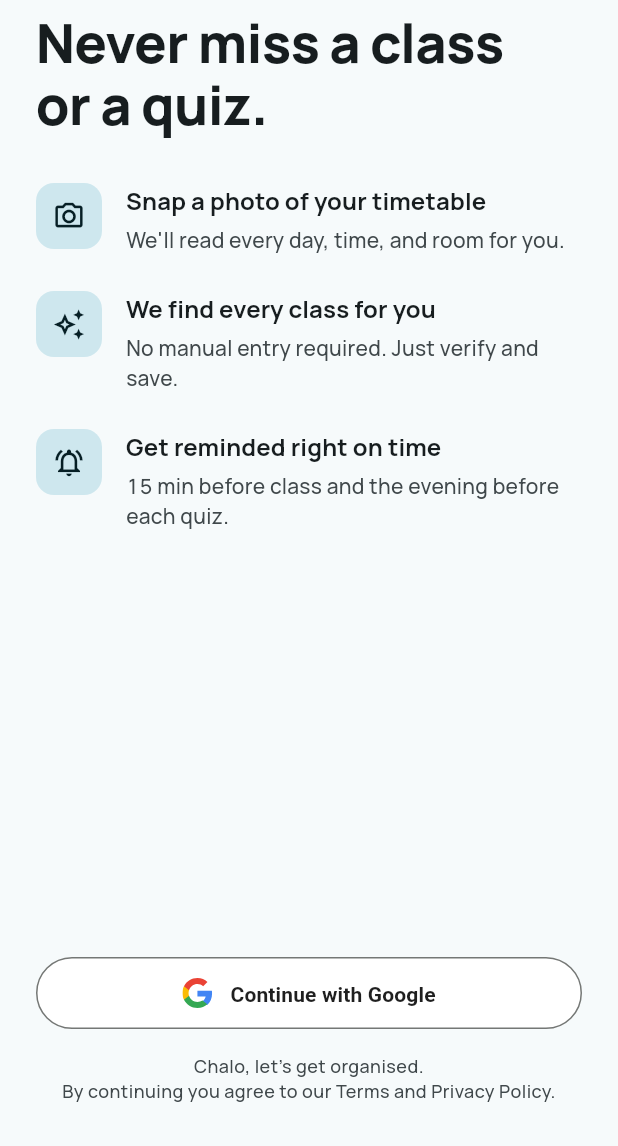
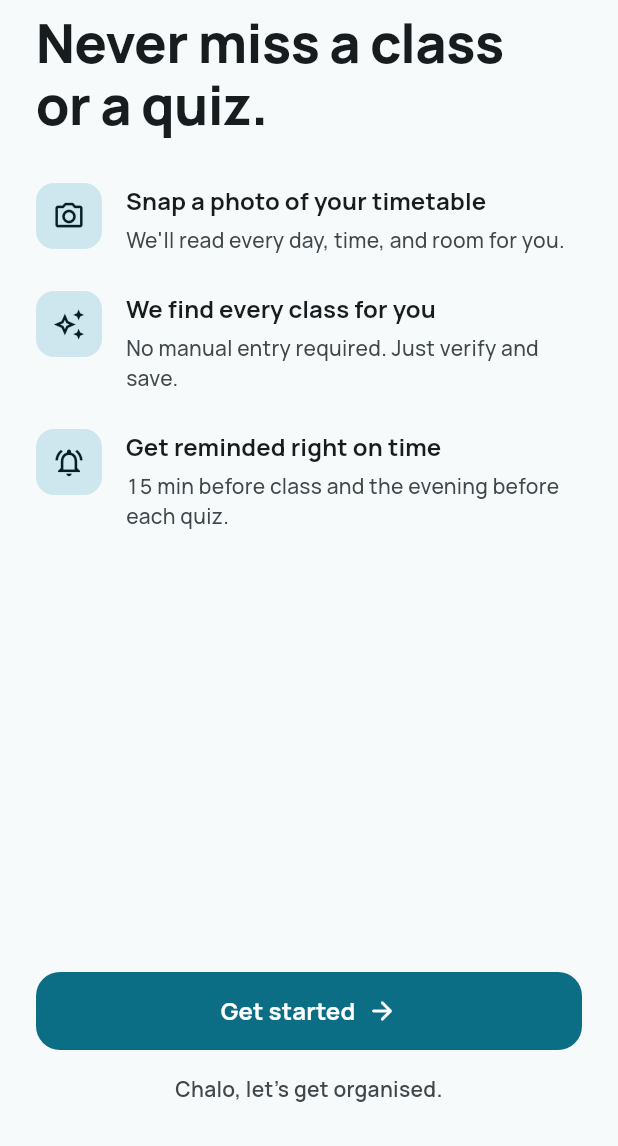
Before and after one commit to ziku16/Next-Class, a Flutter app: the WelcomeScreen screen opened directly, on a phone screen of 412 x 824 dp, the part 90-1236 px from its top. Run offline on Flutter 3.47's test engine with Material 3 defaults, Android fonts, the phone set to English and light mode, and no system bars; our stand-ins replace connectivity_plus, flutter_local_notifications, flutter_svg, google_fonts, image_picker, sqflite and 1 more; accounts and stored records are empty.

Commit message:
feat(onboarding): remove login and signup in favor of direct Get Started entry

```diff
--- a/lib/ui/onboarding/welcome_screen.dart
+++ b/lib/ui/onboarding/welcome_screen.dart
@@ -1,57 +1,27 @@
 import 'package:flutter/material.dart';
-import '../shared/google_button.dart';
-import '../shared/nc_banner.dart';
-import '../shared/undo_snackbar.dart';
 import 'notification_explainer_screen.dart';
 
-/// Welcome onboarding screen presenting value proposition and Google authentication.
-class WelcomeScreen extends StatefulWidget {
-  final VoidCallback? onSignInSuccess;
+/// Welcome onboarding screen presenting value proposition and direct "Get started" entry.
+/// No login or signup required — users start immediately.
+class WelcomeScreen extends StatelessWidget {
+  final VoidCallback? onGetStarted;
+  final VoidCallback? onSignInSuccess; // Alias for backward compatibility
   final bool simulateCancel;
   final bool simulateOffline;
 
   const WelcomeScreen({
     super.key,
+    this.onGetStarted,
     this.onSignInSuccess,
     this.simulateCancel = false,
     this.simulateOffline = false,
   });
 
-  @override
-  State<WelcomeScreen> createState() => _WelcomeScreenState();
-}
-
-class _WelcomeScreenState extends State<WelcomeScreen> {
-  bool _isLoading = false;
-  String? _errorMessage;
-
-  Future<void> _handleGoogleSignIn() async {
-    setState(() {
-      _isLoading = true;
-      _errorMessage = null;
-    });
-
-    // Simulate authentication delay
-    await Future.delayed(const Duration(milliseconds: 600));
-
-    if (!mounted) return;
-
-    setState(() {
-      _isLoading = false;
-    });
-
-    if (widget.simulateCancel) {
-      _showCancelledMessage();
-      return;
-    }
-
-    if (widget.simulateOffline) {
-      _showOfflineError();
-      return;
-    }
-
-    if (widget.onSignInSuccess != null) {
-      widget.onSignInSuccess!();
+  void _handleGetStarted(BuildContext context) {
+    if (onGetStarted != null) {
+      onGetStarted!();
+    } else if (onSignInSuccess != null) {
+      onSignInSuccess!();
     } else {
       Navigator.of(context).push(
         MaterialPageRoute(
@@ -59,19 +29,6 @@ class _WelcomeScreenState extends State<WelcomeScreen> {
         ),
       );
     }
-  }
-
-  void _showCancelledMessage() {
-    UndoSnackBar.showMessage(
-      context,
-      message: 'Sign-in cancelled. Tap the button to try again.',
-    );
-  }
-
-  void _showOfflineError() {
-    setState(() {
-      _errorMessage = "Couldn't sign you in. Check your internet and try again.";
-    });
   }
 
   @override
@@ -133,33 +90,50 @@ class _WelcomeScreenState extends State<WelcomeScreen> {
                       ),
 
                       const Spacer(),
-                      const SizedBox(height: 16),
+                      const SizedBox(height: 24),
 
-                      // Optional error banner
-                      if (_errorMessage != null) ...[
-                        NcBanner(
-                          kind: NcBannerKind.error,
-                          message: _errorMessage!,
-                          onDismiss: () => setState(() => _errorMessage = null),
+                      // Direct "Get started" Action Button (No login/signup required)
+                      SizedBox(
+                        width: double.infinity,
+                        height: 52,
+                        child: FilledButton(
+                          key: const Key('get_started_button'),
+                          onPressed: () => _handleGetStarted(context),
+                          style: FilledButton.styleFrom(
+                            shape: RoundedRectangleBorder(
+                              borderRadius: BorderRadius.circular(16),
+                            ),
+                          ),
+                          child: Row(
+                            mainAxisAlignment: MainAxisAlignment.center,
+                            children: [
+                              Text(
+                                'Get started',
+                                style: theme.textTheme.titleMedium?.copyWith(
+                                  color: theme.colorScheme.onPrimary,
+                                  fontWeight: FontWeight.w700,
+                                ),
+                              ),
+                              const SizedBox(width: 8),
+                              Icon(
+                                Icons.arrow_forward_rounded,
+                                size: 20,
+                                color: theme.colorScheme.onPrimary,
+                              ),
+                            ],
+                          ),
                         ),
-                        const SizedBox(height: 16),
-                      ],
-
-                      // Google Sign-In Button
-                      GoogleButton(
-                        isLoading: _isLoading,
-                        onPressed: _handleGoogleSignIn,
                       ),
                       const SizedBox(height: 16),
 
-                      // Disclaimer
+                      // Friendly Tagline
                       Center(
                         child: Text(
-                          "Chalo, let's get organised.\nBy continuing you agree to our Terms and Privacy Policy.",
+                          "Chalo, let's get organised.",
                           textAlign: TextAlign.center,
-                          style: theme.textTheme.bodySmall?.copyWith(
+                          style: theme.textTheme.bodyMedium?.copyWith(
                             color: theme.colorScheme.onSurfaceVariant,
-                            height: 1.4,
+                            fontWeight: FontWeight.w600,
                           ),
                         ),
                       ),
```
Also changed, not shown: 1 other file.
